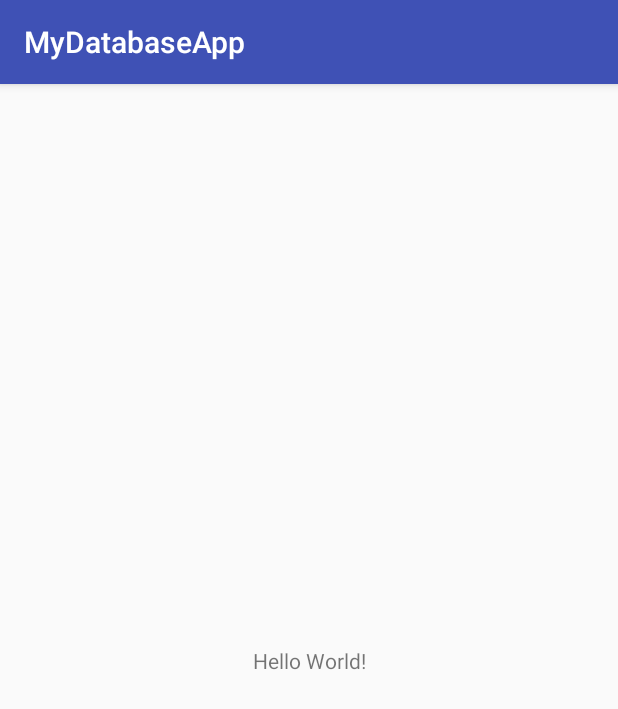
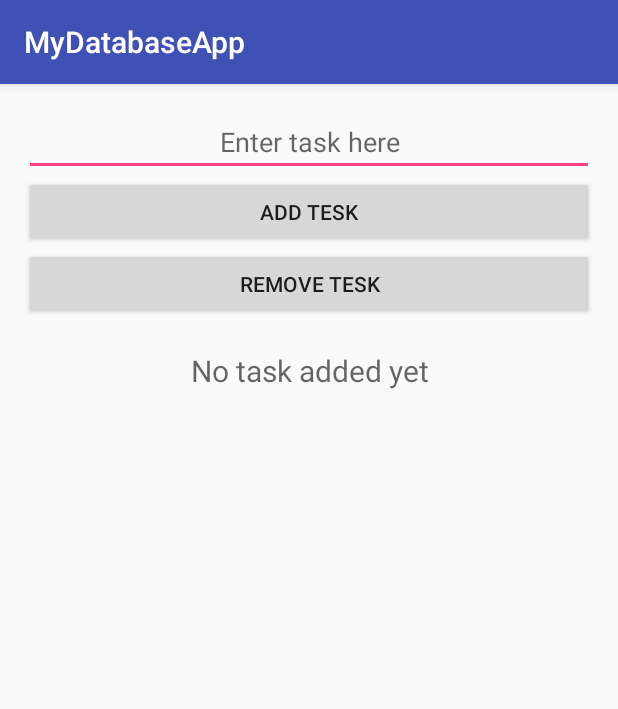
Before and after one commit to MumAroi/android-test, an Android app: the screen it shows after launch (MainActivity), on a phone screen of 412 x 824 dp. Shown: the top 709 px of the screen. Run offline under Robolectric (Android 15) with nearby library versions, the phone set to English and light mode, and no system bars.

Commit message:
database

```diff
--- a/MyDatabaseApp/app/src/main/res/layout/activity_main.xml
+++ b/MyDatabaseApp/app/src/main/res/layout/activity_main.xml
@@ -1,18 +1,33 @@
 <?xml version="1.0" encoding="utf-8"?>
-<android.support.constraint.ConstraintLayout xmlns:android="http://schemas.android.com/apk/res/android"
+<LinearLayout xmlns:android="http://schemas.android.com/apk/res/android"
     xmlns:app="http://schemas.android.com/apk/res-auto"
     xmlns:tools="http://schemas.android.com/tools"
     android:layout_width="match_parent"
     android:layout_height="match_parent"
+    android:orientation="vertical"
+    android:padding="16dp"
     tools:context="com.example.paramas_wae.mydatabaseapp.MainActivity">
-
+    <EditText
+        android:id="@+id/editTextTask"
+        android:layout_width="match_parent"
+        android:layout_height="wrap_content"
+        android:hint="Enter task here"
+        android:textAlignment="center"/>
+    <Button
+        android:id="@+id/bntAddTask"
+        android:layout_width="match_parent"
+        android:layout_height="wrap_content"
+        android:text="add tesk"/>
+    <Button
+        android:id="@+id/bntRemoveTask"
+        android:layout_width="match_parent"
+        android:layout_height="wrap_content"
+        android:text="remove tesk"/>
     <TextView
-        android:layout_width="wrap_content"
+        android:layout_width="match_parent"
         android:layout_height="wrap_content"
-        android:text="Hello World!"
-        app:layout_constraintBottom_toBottomOf="parent"
-        app:layout_constraintLeft_toLeftOf="parent"
-        app:layout_constraintRight_toRightOf="parent"
-        app:layout_constraintTop_toTopOf="parent" />
-
-</android.support.constraint.ConstraintLayout>
+        android:textAlignment="center"
+        android:hint="No task added yet"
+        android:layout_marginTop="20dp"
+        android:textSize="20dp"/>
+</LinearLayout>
```
Also changed, not shown: MyDatabaseApp/app/src/main/java/com/example/paramas_wae/mydatabaseapp/MyDatabaseHelper.java (added, +48 -0 lines), MyDatabaseApp/app/src/main/java/com/example/paramas_wae/mydatabaseapp/Tasks.java (added, +32 -0 lines).
